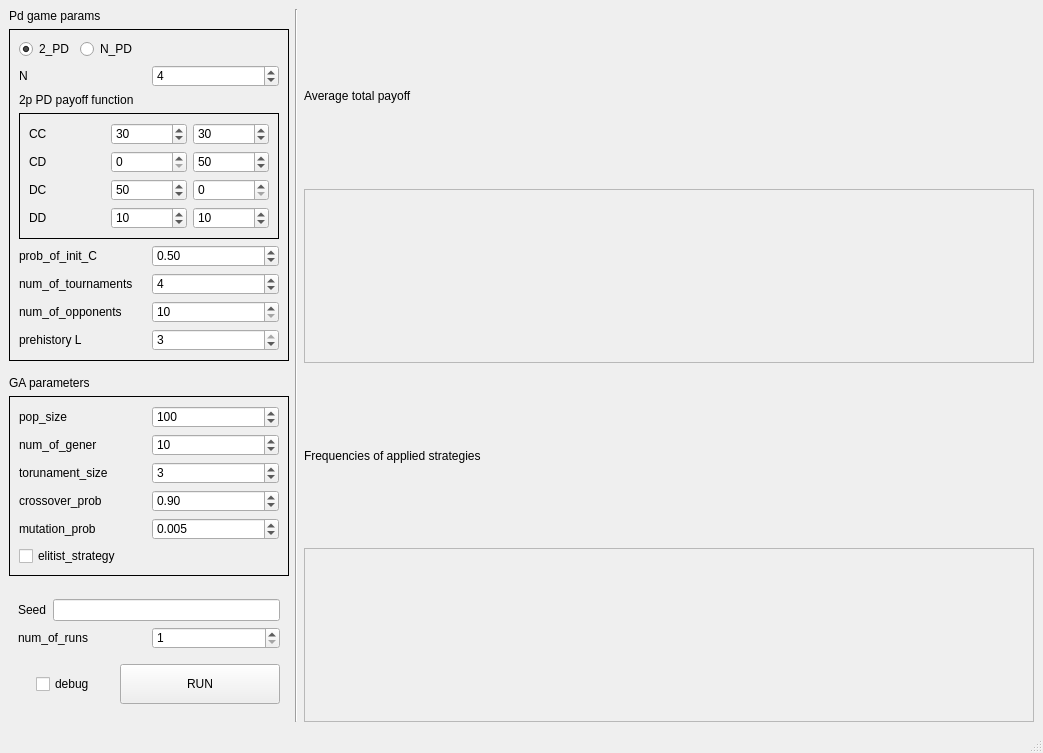
Qt form ain_code/ui/main_window.ui (fishija/prisoners-dilemma) before a commit.
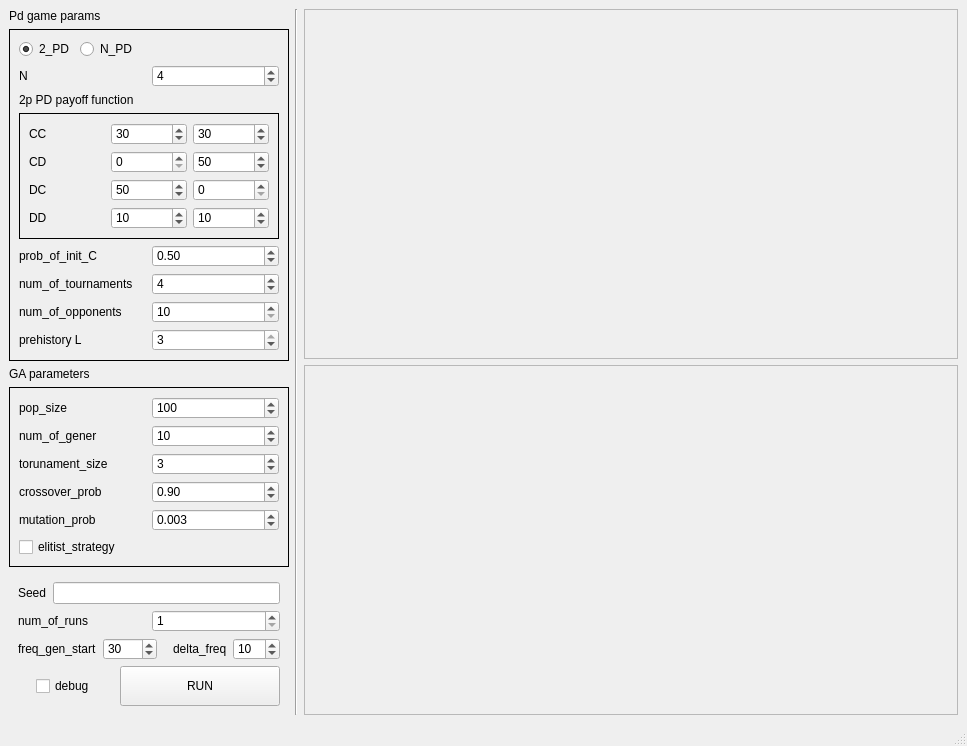
The same form after that commit.

```diff
--- a/ain_code/ui/main_window.ui
+++ b/ain_code/ui/main_window.ui
@@ -6,8 +6,8 @@
    <rect>
     <x>0</x>
     <y>0</y>
-    <width>1043</width>
-    <height>753</height>
+    <width>967</width>
+    <height>736</height>
    </rect>
   </property>
   <property name="windowTitle">
@@ -19,7 +19,7 @@
 }</string>
   </property>
   <widget class="QWidget" name="centralwidget">
-   <layout class="QHBoxLayout" name="horizontalLayout_6">
+   <layout class="QHBoxLayout" name="horizontalLayout_7">
     <item>
      <layout class="QVBoxLayout" name="verticalLayout_4">
       <item>
@@ -392,7 +392,7 @@
               <double>1.000000000000000</double>
              </property>
              <property name="value">
-              <double>0.005000000000000</double>
+              <double>0.003000000000000</double>
              </property>
             </widget>
            </item>
@@ -555,6 +555,57 @@
            </item>
           </layout>
          </item>
+         <item>
+          <layout class="QHBoxLayout" name="horizontalLayout_6">
+           <item>
+            <widget class="QLabel" name="label_17">
+             <property name="text">
+              <string>freq_gen_start</string>
+             </property>
+            </widget>
+           </item>
+           <item>
+            <widget class="QSpinBox" name="freq_gen_start_spinBox">
+             <property name="maximum">
+              <number>1000</number>
+             </property>
+             <property name="value">
+              <number>30</number>
+             </property>
+            </widget>
+           </item>
+           <item>
+            <spacer name="horizontalSpacer_2">
+             <property name="orientation">
+              <enum>Qt::Horizontal</enum>
+             </property>
+             <property name="sizeHint" stdset="0">
+              <size>
+               <width>40</width>
+               <height>20</height>
+              </size>
+             </property>
+            </spacer>
+           </item>
+           <item>
+            <widget class="QLabel" name="label_18">
+             <property name="text">
+              <string>delta_freq</string>
+             </property>
+            </widget>
+           </item>
+           <item>
+            <widget class="QSpinBox" name="delta_freq_spinBox">
+             <property name="maximum">
+              <number>100</number>
+             </property>
+             <property name="value">
+              <number>10</number>
+             </property>
+            </widget>
+           </item>
+          </layout>
+         </item>
          <item>
           <spacer name="verticalSpacer_7">
            <property name="orientation">
@@ -628,15 +679,14 @@
     </item>
     <item>
      <layout class="QVBoxLayout" name="verticalLayout_3">
-      <item>
-       <widget class="QLabel" name="label_17">
-        <property name="text">
-         <string>Average total payoff</string>
-        </property>
-       </widget>
-      </item>
       <item>
        <widget class="QFrame" name="avg_frame">
+        <property name="minimumSize">
+         <size>
+          <width>500</width>
+          <height>300</height>
+         </size>
+        </property>
         <property name="frameShape">
          <enum>QFrame::StyledPanel</enum>
         </property>
@@ -645,15 +695,14 @@
         </property>
        </widget>
       </item>
-      <item>
-       <widget class="QLabel" name="label_18">
-        <property name="text">
-         <string>Frequencies of applied strategies</string>
-        </property>
-       </widget>
-      </item>
       <item>
        <widget class="QFrame" name="freq_frame">
+        <property name="minimumSize">
+         <size>
+          <width>500</width>
+          <height>300</height>
+         </size>
+        </property>
         <property name="frameShape">
          <enum>QFrame::StyledPanel</enum>
         </property>
```
Left out of the diff: 34 changed lines with no effect on the pictures.
